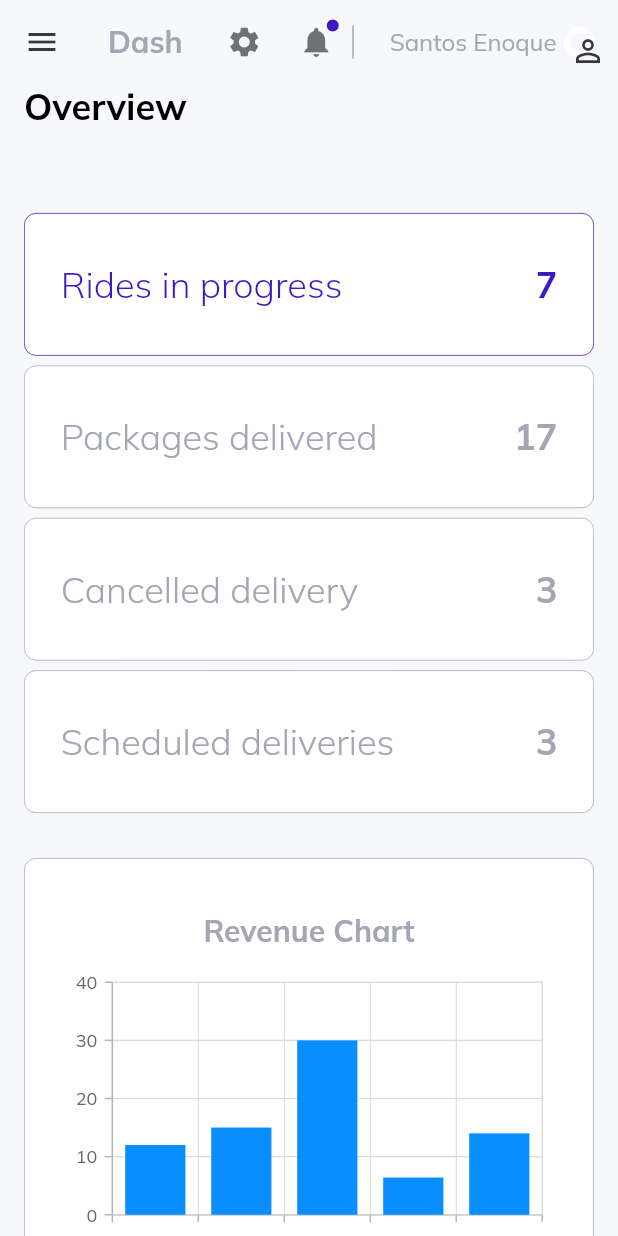
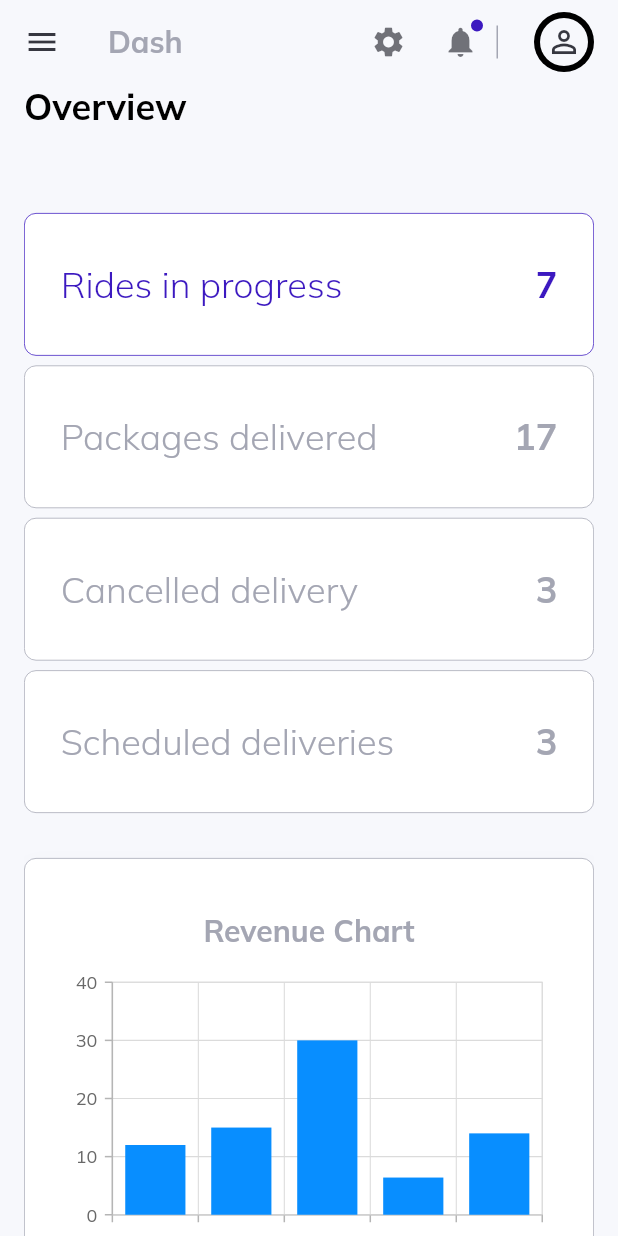
Before and after one commit to FeirAppGroup/FeirApp_Dashboard, a Flutter app: the SiteLayout screen opened by its route, on a phone screen of 412 x 824 dp. Run offline on Flutter 3.47's test engine with Material 2 defaults, Android fonts, the phone set to English and light mode, and no system bars; our stand-ins replace data_table_2, get, google_fonts, syncfusion_flutter_charts.

Commit message:
Paleta de Cores Editadas

```diff
--- a/lib/main.dart
+++ b/lib/main.dart
@@ -23,7 +23,7 @@ class MyApp extends StatelessWidget {
   @override
   Widget build(BuildContext context) {
     return GetMaterialApp(
-      initialRoute: authenticationPageRoute,
+      initialRoute: overViewPageRoute,
       unknownRoute: GetPage(
         name: '/not-found',
         page: () => PageNotFound(),
--- a/lib/widgets/top_nav/top_nav.dart
+++ b/lib/widgets/top_nav/top_nav.dart
@@ -80,18 +80,11 @@ AppBar topNavigationBar(BuildContext context, GlobalKey<ScaffoldState> key) {
         SizedBox(
           width: 24,
         ),
-        CustomText(
-          text: 'Santos Enoque',
-          color: lightGrey,
-        ),
-        SizedBox(
-          width: 5,
-        ),
         Container(
-          height: 20,
-          width: 20,
+          height: 40,
+          width: 40,
           decoration: BoxDecoration(
-            color: Colors.white,
+            color: Colors.black,
             borderRadius: BorderRadius.circular(30),
           ),
           child: Container(
```
Also changed, not shown: lib/constants/style.dart (+23 -0 lines).
